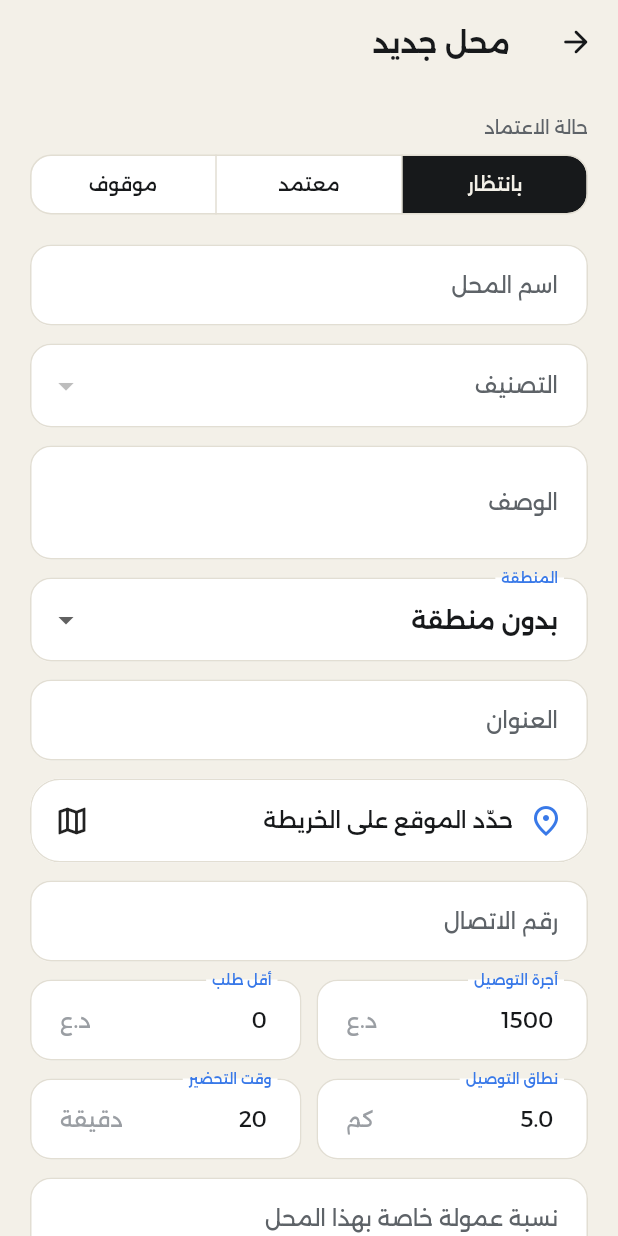
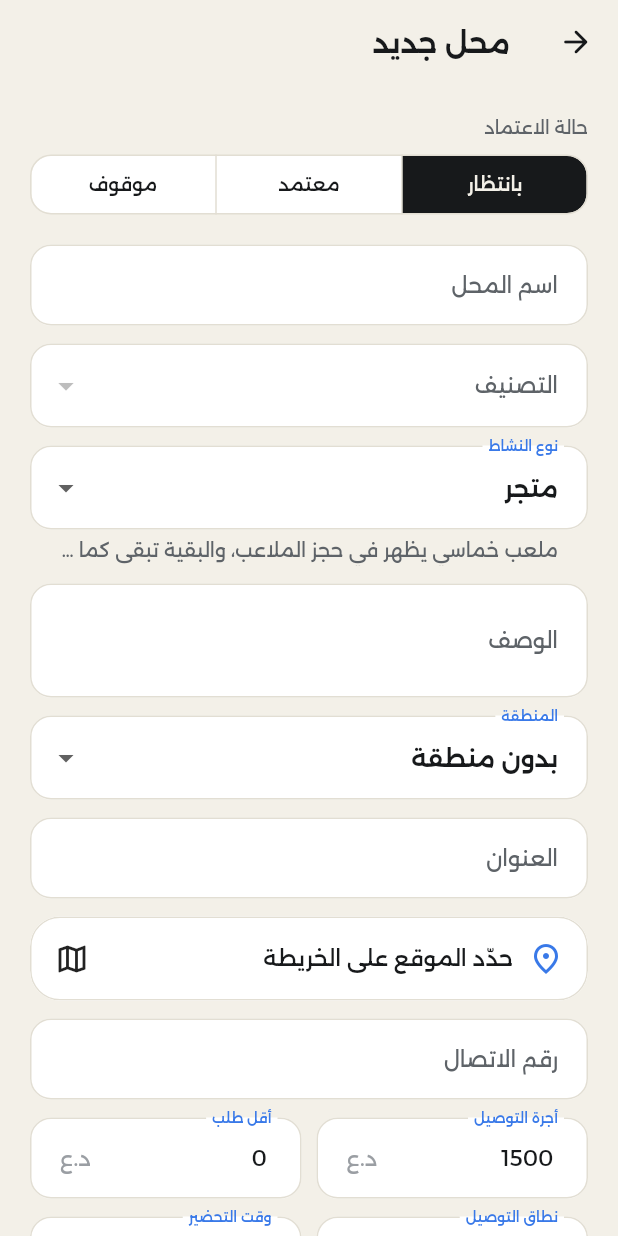
Before and after one commit to ibrahim205b-tech/delivery-customer-app, a Flutter app: the MerchantFormScreen screen opened directly, on a phone screen of 412 x 824 dp. Run offline on Flutter 3.47's test engine with Material 3 defaults, Android fonts, the phone set to English and light mode, and no system bars; our stand-ins replace cached_network_image, connectivity_plus, flutter_local_notifications, flutter_map, geolocator, image_picker and 3 more; accounts and stored records are empty; project files that could hold a hidden picture were left out.

Commit message:
Admin: choose business type when creating or editing a merchant
- Merchant form has a "نوع النشاط" dropdown (store, restaurant, pitch owner,
  provider, and the other types from the brief). Default keeps the current type.
- wasel_core: kBusinessTypeLabels with Arabic labels.
- Verified on the local database through the REST API: an admin PATCH sets
  business_type to pitch_owner (204), and the original value was restored.
- Analysis clean for wasel_core and admin.

Co-Authored-By: Claude Haiku 5.5 <noreply@anthropic.com>
Claude-Session: https://claude.ai/code/session_013LWjWqDC5WaAdwJXzvMKbr

```diff
--- a/apps/admin/lib/screens/merchants.dart
+++ b/apps/admin/lib/screens/merchants.dart
@@ -108,6 +108,7 @@ class _MerchantFormScreenState extends State<MerchantFormScreen> {
   static String _pct(double v) => v == v.roundToDouble() ? v.toInt().toString() : v.toString();
   late final _ownerPhone = TextEditingController();
   late String? _category = m?.categoryId;
+  late String _businessType = m?.businessType ?? 'store';
   late String? _area = m?.areaId;
   late LatLng? _point = m == null ? null : LatLng(m!.lat, m!.lng);
   late MerchantStatus _status = m?.status ?? MerchantStatus.pending;
@@ -156,6 +157,7 @@ class _MerchantFormScreenState extends State<MerchantFormScreen> {
     final data = {
       'name': _name.text.trim(),
       'category_id': _category,
+      'business_type': _businessType,
       'area_id': _area,
       'description': _desc.text.trim(),
       'address_text': _address.text.trim(),
@@ -272,6 +274,13 @@ class _MerchantFormScreenState extends State<MerchantFormScreen> {
                 items: [for (final c in _cats) DropdownMenuItem(value: c.id, child: Text(c.name))],
                 onChanged: (v) => setState(() => _category = v),
                 validator: (v) => v == null ? 'اختار التصنيف' : null,
+              ),
+              const SizedBox(height: 12),
+              DropdownButtonFormField<String>(
+                initialValue: _businessType,
+                decoration: const InputDecoration(labelText: 'نوع النشاط', helperText: 'ملعب خماسي يظهر في حجز الملاعب، والبقية تبقى كما هي.'),
+                items: [for (final e in kBusinessTypeLabels.entries) DropdownMenuItem(value: e.key, child: Text(e.value))],
+                onChanged: (v) => setState(() => _businessType = v ?? _businessType),
               ),
               if (_isProvider) ...[
                 const SizedBox(height: 10),
--- a/packages/wasel_core/lib/src/models/models.dart
+++ b/packages/wasel_core/lib/src/models/models.dart
@@ -1233,3 +1233,20 @@ class ServiceRequest {
   DateTime? get endsAt => payload['ends_at'] == null ? null : DateTime.parse(payload['ends_at'] as String).toLocal();
   String get placeName => (payload['pitch_name'] as String?) ?? '';
 }
+
+/// أسماء أنواع النشاط بالعربية (تُستخدم في اختيار النوع من لوحة الإدارة)
+const kBusinessTypeLabels = <String, String>{
+  'store': 'متجر',
+  'restaurant': 'مطعم',
+  'provider': 'مقدم خدمة',
+  'pitch_owner': 'صاحب ملعب خماسي',
+  'venue': 'صالة',
+  'library': 'مكتبة',
+  'institute': 'معهد',
+  'photographer': 'مصور',
+  'technician': 'فني',
+  'employer': 'صاحب عمل',
+  'maintenance_center': 'مركز صيانة',
+  'rental_center': 'مركز تأجير',
+  'travel_agency': 'شركة سياحة',
+};
```
